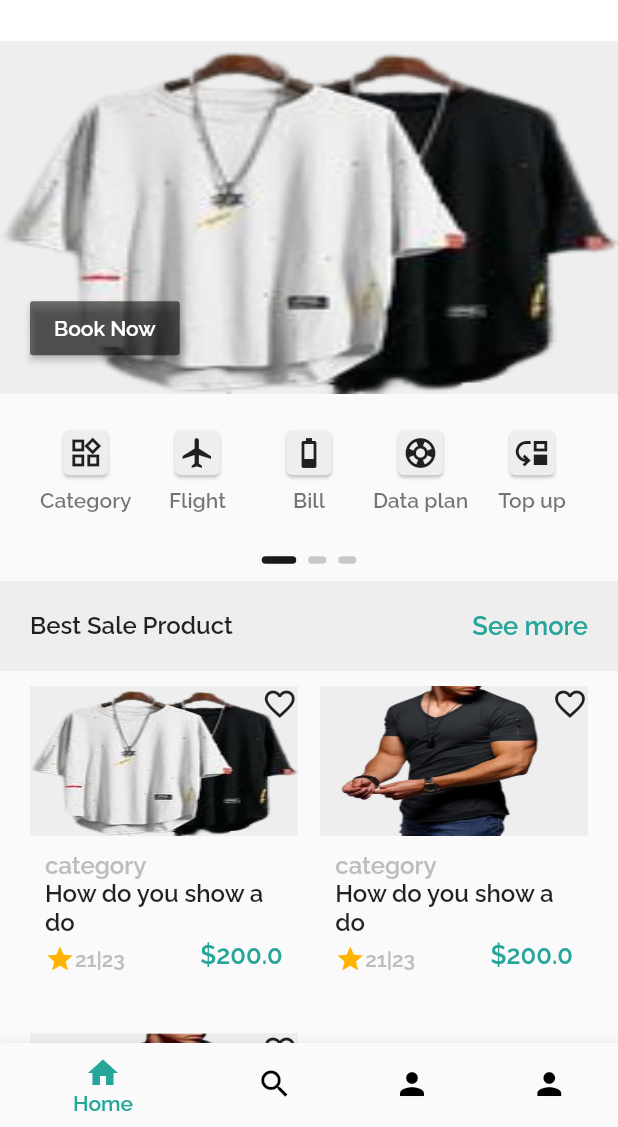
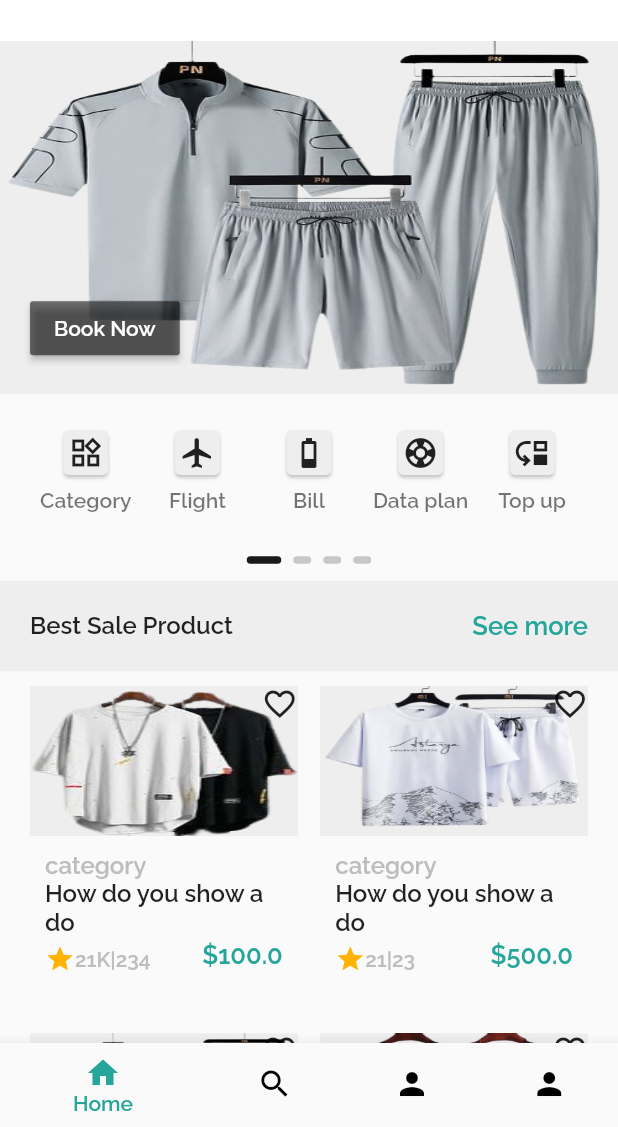
Before and after one commit to AmosLucky/moniepoint_test, a Flutter app: the screen it shows after launch, on a phone screen of 412 x 824 dp, the part 109-1236 px from its top. Run offline on Flutter 3.47's test engine with Material 2 defaults, Android fonts, the phone set to English and light mode, and no system bars; drawn by our look-alikes of carousel_slider; our stand-ins replace animate_do, flutter_rating_bar, flutter_widget_from_html, page_transition, percent_indicator; missing offline and left inert: number_paginator.

Commit message:
Final touches

```diff
--- a/lib/models/product.dart
+++ b/lib/models/product.dart
@@ -18,8 +18,8 @@ class Product {
   dynamic rating;
   dynamic ratingCount;
   String description;
-  int sold;
-  int reviews;
+  dynamic sold;
+  dynamic reviews;
   String brand;
   String color;
   String material;
--- a/lib/repos/product_repo.dart
+++ b/lib/repos/product_repo.dart
@@ -46,7 +46,33 @@ class ProductRepo extends ChangeNotifier {
     return [
       {
         "id": 1,
-        "price": 200.0,
+        "price": 100.0,
+        "title": "How do you show a dollar sign  in Flutter? - Google Groups",
+        "category": "category",
+        "store": "store",
+        "store_id": 1,
+        "rating": "21K",
+        "rating_count": "234",
+        "description": "description",
+        "sold": "12",
+        "reviews": "13K",
+        "brand": "brand",
+        "color": "color",
+        "material": "material",
+        "condition": "condition",
+        "delivery": "delivery",
+        "shipping": "shipping",
+        "arrival": "arrival",
+        "images": [
+          "assets/images/10.png",
+          "assets/images/4.png",
+          "assets/images/5.png",
+          "assets/images/6.png",
+        ]
+      },
+      {
+        "id": 1,
+        "price": 500.0,
         "title": "How do you show a dollar sign  in Flutter? - Google Groups",
         "category": "category",
         "store": "store",
@@ -63,20 +89,26 @@ class ProductRepo extends ChangeNotifier {
         "delivery": "delivery",
         "shipping": "shipping",
         "arrival": "arrival",
-        "images": ["assets/images/1.png"]
+        "images": [
+          "assets/images/6.png",
+          "assets/images/7.png",
+          "assets/images/5.png",
+          "assets/images/6.png",
+          "assets/images/7.png"
+        ]
       },
       {
         "id": 1,
-        "price": 200.0,
+        "price": 250,
         "title": "How do you show a dollar sign  in Flutter? - Google Groups",
         "category": "category",
         "store": "store",
         "store_id": 1,
-        "rating": 21,
-        "rating_count": 23,
+        "rating": "21",
+        "rating_count": "23",
         "description": "description",
-        "sold": 12,
-        "reviews": 13,
+        "sold": "12",
+        "reviews": "13K",
         "brand": "brand",
         "color": "color",
         "material": "material",
@@ -84,20 +116,25 @@ class ProductRepo extends ChangeNotifier {
         "delivery": "delivery",
         "shipping": "shipping",
         "arrival": "arrival",
-        "images": ["assets/images/2.png"]
+        "images": [
+          "assets/images/1.png",
+          "assets/images/4.png",
+          "assets/images/5.png",
+          "assets/images/6.png"
+        ]
       },
       {
         "id": 1,
-        "price": 200,
+        "price": 250,
         "title": "How do you show a dollar sign  in Flutter? - Google Groups",
         "category": "category",
         "store": "store",
         "store_id": 1,
-        "rating": 21,
-        "rating_count": 23,
+        "rating": "21",
+        "rating_count": "23",
         "description": "description",
-        "sold": 12,
-        "reviews": 13,
+        "sold": "12",
+        "reviews": "13K",
         "brand": "brand",
         "color": "color",
         "material": "material",
@@ -105,7 +142,13 @@ class ProductRepo extends ChangeNotifier {
         "delivery": "delivery",
         "shipping": "shipping",
         "arrival": "arrival",
-        "images": ["assets/images/3.png"]
+        "images": [
+          "assets/images/6.png",
+          "assets/images/4.png",
+          "assets/images/5.png",
+          "assets/images/6.png",
+          "assets/images/7.png"
+        ]
       }
     ];
   }
```
Also changed, not shown: assets/json/products.json (+59 -17 lines), assets/images/10.jpeg (deleted), assets/images/10.png (added), assets/images/7.jpeg (deleted), assets/images/7.png (added), assets/images/9.jpeg (deleted), assets/images/9.png (added), assets/images/t1.jpeg (deleted), assets/images/t1.png (added).
